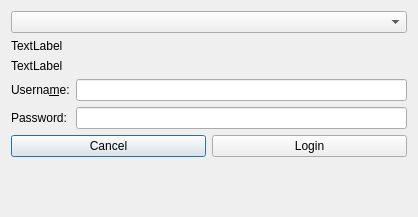
Before: the Qt Designer form application/dialogs/AccountLoginDialog.ui in les2667/MultiMC5, drawn with Qt 5.
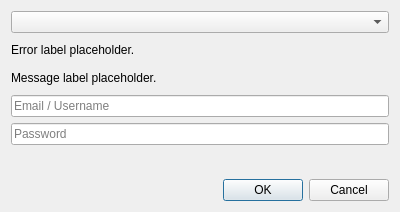
After: the same form once the commit is applied. Custom widgets are drawn as their Qt base class.

Commit message: NOISSUE [Accounts] Reduce diff size of the login dialog .ui

```diff
--- a/application/dialogs/AccountLoginDialog.ui
+++ b/application/dialogs/AccountLoginDialog.ui
@@ -6,85 +6,70 @@
    <rect>
     <x>0</x>
     <y>0</y>
-    <width>418</width>
-    <height>217</height>
+    <width>400</width>
+    <height>212</height>
    </rect>
   </property>
-  <layout class="QFormLayout" name="formLayout">
-   <item row="0" column="0" colspan="2">
+  <property name="sizePolicy">
+   <sizepolicy hsizetype="Fixed" vsizetype="Fixed">
+    <horstretch>0</horstretch>
+    <verstretch>0</verstretch>
+   </sizepolicy>
+  </property>
+  <property name="windowTitle">
+   <string>Add Account</string>
+  </property>
+  <layout class="QVBoxLayout" name="verticalLayout">
+   <item>
     <widget class="QComboBox" name="typeBox"/>
    </item>
-   <item row="3" column="0">
-    <widget class="QLabel" name="usernameLbl">
-     <property name="text">
-      <string>Userna&amp;me:</string>
-     </property>
-     <property name="buddy">
-      <cstring>usernameEdit</cstring>
-     </property>
-    </widget>
-   </item>
-   <item row="3" column="1">
-    <widget class="QLineEdit" name="usernameEdit"/>
-   </item>
-   <item row="4" column="0">
-    <widget class="QLabel" name="passwordLbl">
-     <property name="text">
-      <string>Password:</string>
-     </property>
-     <property name="buddy">
-      <cstring>passwordEdit</cstring>
-     </property>
-    </widget>
-   </item>
-   <item row="4" column="1">
-    <widget class="QLineEdit" name="passwordEdit">
-     <property name="echoMode">
-      <enum>QLineEdit::Password</enum>
-     </property>
-    </widget>
-   </item>
-   <item row="5" column="0" colspan="2">
-    <layout class="QHBoxLayout" name="horizontalLayout_2">
-     <item>
-      <widget class="QPushButton" name="cancelBtn">
-       <property name="text">
-        <string>Cancel</string>
-       </property>
-      </widget>
-     </item>
-     <item>
-      <widget class="QPushButton" name="loginBtn">
-       <property name="text">
-        <string>Login</string>
-       </property>
-      </widget>
-     </item>
-    </layout>
-   </item>
-   <item row="6" column="0" colspan="2">
-    <widget class="ProgressWidget" name="progressWidget" native="true"/>
-   </item>
-   <item row="1" column="0" colspan="2">
+   <item>
     <widget class="QLabel" name="errorLbl">
      <property name="text">
-      <string>TextLabel</string>
+      <string>Error label placeholder.</string>
      </property>
     </widget>
    </item>
-   <item row="2" column="0" colspan="2">
+   <item>
     <widget class="QLabel" name="infoLbl">
      <property name="text">
-      <string>TextLabel</string>
+      <string>Message label placeholder.</string>
      </property>
-     <property name="wordWrap">
-      <bool>true</bool>
-     </property>
-     <property name="openExternalLinks">
-      <bool>true</bool>
+     <property name="textFormat">
+      <enum>Qt::RichText</enum>
      </property>
      <property name="textInteractionFlags">
-      <set>Qt::LinksAccessibleByMouse|Qt::TextSelectableByMouse</set>
+      <set>Qt::LinksAccessibleByKeyboard|Qt::LinksAccessibleByMouse|Qt::TextBrowserInteraction|Qt::TextSelectableByKeyboard|Qt::TextSelectableByMouse</set>
+     </property>
+    </widget>
+   </item>
+   <item>
+    <widget class="QLineEdit" name="userTextBox">
+     <property name="placeholderText">
+      <string>Email / Username</string>
+     </property>
+    </widget>
+   </item>
+   <item>
+    <widget class="QLineEdit" name="passTextBox">
+     <property name="echoMode">
+      <enum>QLineEdit::Password</enum>
+     </property>
+     <property name="placeholderText">
+      <string>Password</string>
+     </property>
+    </widget>
+   </item>
+   <item>
+    <widget class="ProgressWidget" name="progressWidget" native="true"/>
+   </item>
+   <item>
+    <widget class="QDialogButtonBox" name="buttonBox">
+     <property name="orientation">
+      <enum>Qt::Horizontal</enum>
+     </property>
+     <property name="standardButtons">
+      <set>QDialogButtonBox::Cancel|QDialogButtonBox::Ok</set>
      </property>
     </widget>
    </item>
```
The commit also changes 2 other files.
